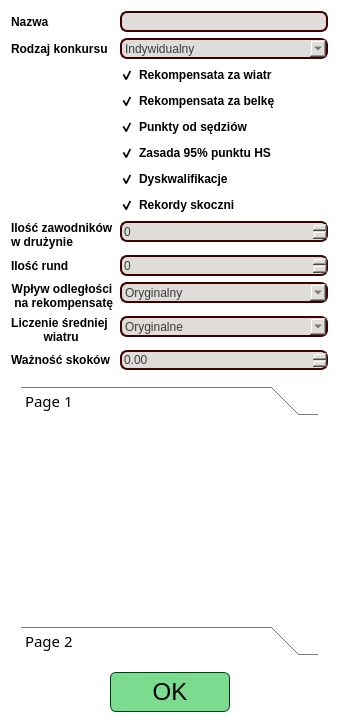
Before: the Qt Designer form source/UI/EditorWidgets/CompetitionRulesEditorWidget.ui in SiekamCebule/sj-sim, drawn with Qt 5.
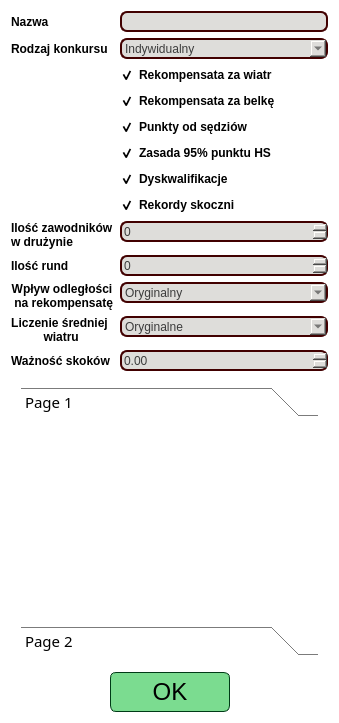
After: the same form once the commit is applied.

```diff
--- a/source/UI/EditorWidgets/CompetitionRulesEditorWidget.ui
+++ b/source/UI/EditorWidgets/CompetitionRulesEditorWidget.ui
@@ -501,6 +501,24 @@
      </item>
      <item row="12" column="1">
       <widget class="QDoubleSpinBox" name="doubleSpinBox_jumpsImportance">
+       <property name="sizePolicy">
+        <sizepolicy hsizetype="Fixed" vsizetype="Fixed">
+         <horstretch>0</horstretch>
+         <verstretch>0</verstretch>
+        </sizepolicy>
+       </property>
+       <property name="minimumSize">
+        <size>
+         <width>208</width>
+         <height>21</height>
+        </size>
+       </property>
+       <property name="maximumSize">
+        <size>
+         <width>208</width>
+         <height>21</height>
+        </size>
+       </property>
        <property name="styleSheet">
         <string notr="true">QWidget{
 	background-color: rgb(222, 221, 218);
@@ -547,7 +565,7 @@
         <x>0</x>
         <y>0</y>
         <width>314</width>
-        <height>262</height>
+        <height>263</height>
        </rect>
       </property>
       <layout class="QVBoxLayout" name="verticalLayout">
@@ -574,7 +592,7 @@
             <x>0</x>
             <y>0</y>
             <width>296</width>
-            <height>178</height>
+            <height>179</height>
            </rect>
           </property>
           <attribute name="label">
```
Left out of the diff: 2 changed lines with no effect on the pictures.
